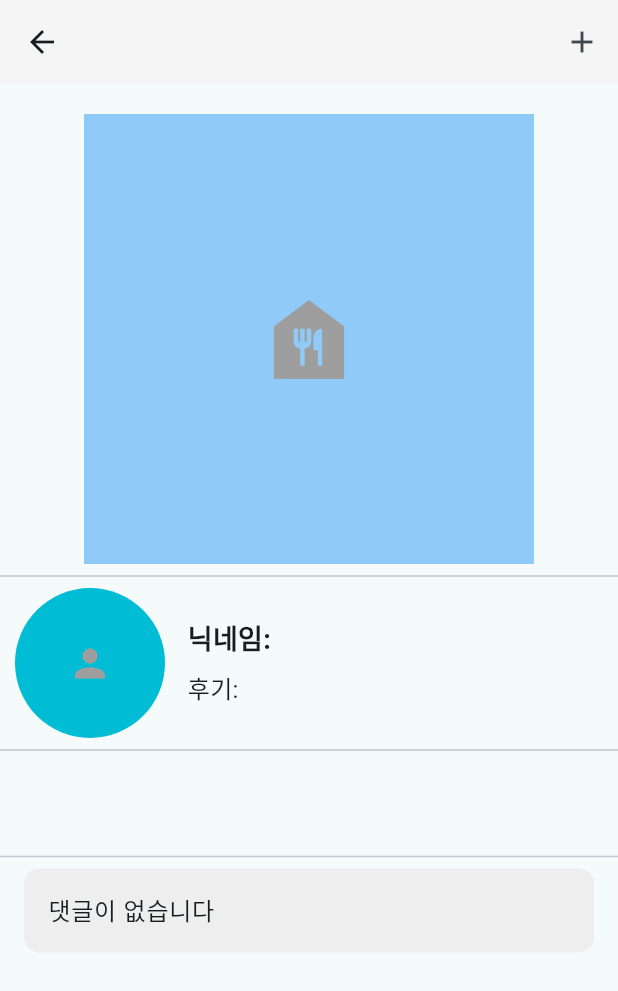
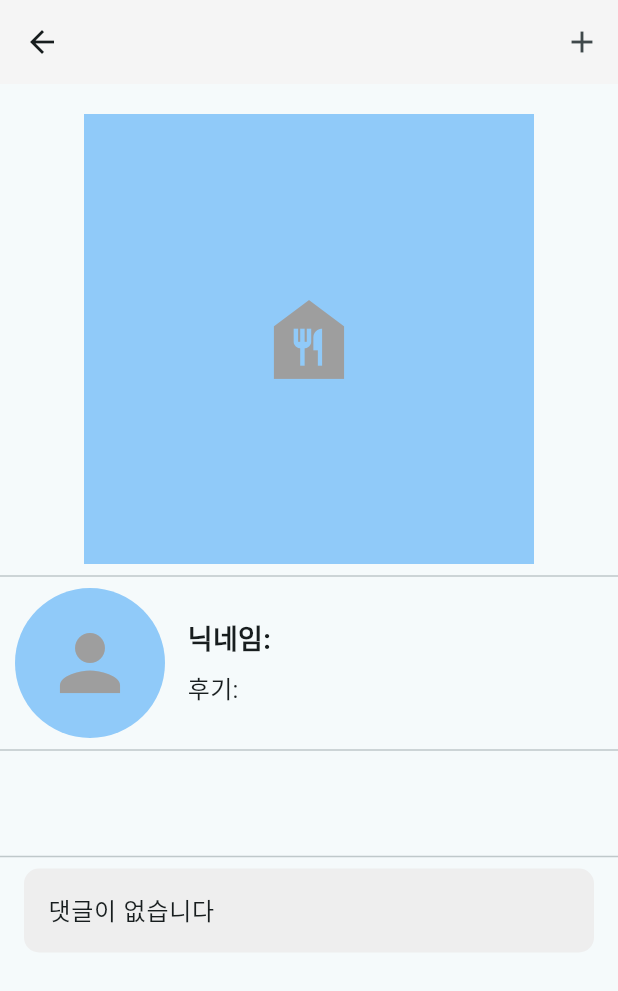
Before and after one commit to sku-sw-academy/jibbap-maker-flutter, a Flutter app: the RecipePage screen opened directly with empty values, on a phone screen of 412 x 824 dp. Shown: the top 991 px of the screen. Run offline on Flutter 3.47's test engine with Material 3 defaults, Android fonts, the phone set to English and light mode, and no system bars; our stand-ins replace badges, email_validator, firebase_core, firebase_messaging, fl_chart, flutter_local_notifications and 5 more; missing offline and left inert: encrypt, two_dimensional_scrollables; accounts and stored records are empty; network calls fail.

Commit message:
modify recipe add circle

```diff
--- a/lib/mobile/recipeview/recipe.dart
+++ b/lib/mobile/recipeview/recipe.dart
@@ -85,9 +85,23 @@ class _RecipePageState extends State<RecipePage> {
               SizedBox(width: 10,),
 
               CircleAvatar(
-                backgroundColor: Colors.cyan,
                 radius: 50,
-                child: Icon(Icons.person, color: Colors.grey, size: 30,),
+                backgroundColor: Colors.blue[200],
+                backgroundImage:
+                    widget.recipe.userDTO.profile != null &&
+                        widget.recipe.userDTO.profile!.isNotEmpty
+                    ? NetworkImage(
+                    "${Constants.baseUrl}/api/auth/images/${widget.recipe.userDTO.profile}")
+                    : null, // 빈 값을 사용하여 배경 이미지가 없음을 나타냄
+                child:
+                    widget.recipe.userDTO.profile != null &&
+                    widget.recipe.userDTO.profile!.isNotEmpty
+                    ? null // 프로필 이미지가 있는 경우에는 아이콘을 표시하지 않음
+                    : Icon(
+                  Icons.person,
+                  size: 60,
+                  color: Colors.grey,
+                ), // 프로필 이미지가 없는 경우에 아이콘을 표시
               ),
 
               SizedBox(width: 15,),
--- a/lib/mobile/recipeview/recipeview.dart
+++ b/lib/mobile/recipeview/recipeview.dart
@@ -98,7 +98,7 @@ class _RecipeViewState extends State<RecipeView> {
                                 : CircleAvatar(
                               backgroundColor: Colors.grey[300],
                               radius: 50,
-                              child: Icon(Icons.food_bank, size: 50, color: Colors.grey[600]),
+                                  child: Icon(Icons.food_bank, size: 50, color: Colors.grey[600]),
                             ),
                           ),
                         ),
```
